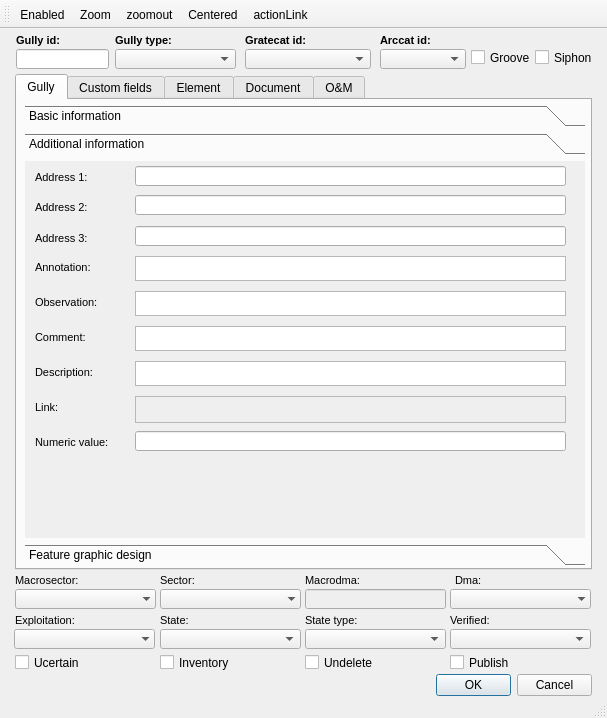
Old version of the form ui/ud_man_gully.ui in the repository Giswater/giswater_qgis_plugin.
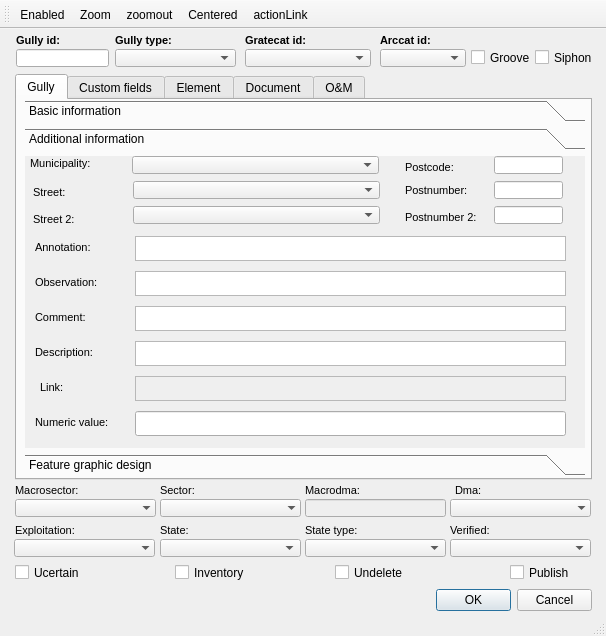
New version of the form. The open tabs and pages were chosen to show the change. Icons and pictures are not drawn. Custom widgets are drawn as their Qt base class.

What changed in the file:
```diff
--- a/ui/ud_man_gully.ui
+++ b/ui/ud_man_gully.ui
@@ -6,8 +6,8 @@
    <rect>
     <x>0</x>
     <y>0</y>
-    <width>607</width>
-    <height>718</height>
+    <width>606</width>
+    <height>636</height>
    </rect>
   </property>
   <property name="windowTitle">
@@ -109,7 +109,7 @@
       <x>16</x>
       <y>20</y>
       <width>93</width>
-      <height>20</height>
+      <height>18</height>
      </rect>
     </property>
     <property name="text">
@@ -122,7 +122,7 @@
       <x>380</x>
       <y>20</y>
       <width>86</width>
-      <height>20</height>
+      <height>18</height>
      </rect>
     </property>
    </widget>
@@ -132,7 +132,7 @@
       <x>15</x>
       <y>45</y>
       <width>577</width>
-      <height>496</height>
+      <height>406</height>
      </rect>
     </property>
     <property name="currentIndex">
@@ -146,9 +146,9 @@
       <property name="geometry">
        <rect>
         <x>8</x>
-        <y>5</y>
+        <y>0</y>
         <width>560</width>
-        <height>461</height>
+        <height>376</height>
        </rect>
       </property>
       <property name="currentIndex">
@@ -672,97 +672,6 @@
          <number>3</number>
         </property>
        </widget>
-       <widget class="QLineEdit" name="postnumber">
-        <property name="geometry">
-         <rect>
-          <x>380</x>
-          <y>360</y>
-          <width>160</width>
-          <height>20</height>
-         </rect>
-        </property>
-        <property name="inputMask">
-         <string/>
-        </property>
-        <property name="text">
-         <string/>
-        </property>
-        <property name="frame">
-         <bool>true</bool>
-        </property>
-       </widget>
-       <widget class="QLabel" name="label_streetaxis_id">
-        <property name="geometry">
-         <rect>
-          <x>280</x>
-          <y>330</y>
-          <width>90</width>
-          <height>22</height>
-         </rect>
-        </property>
-        <property name="font">
-         <font>
-          <pointsize>8</pointsize>
-         </font>
-        </property>
-        <property name="frameShape">
-         <enum>QFrame::NoFrame</enum>
-        </property>
-        <property name="frameShadow">
-         <enum>QFrame::Plain</enum>
-        </property>
-        <property name="text">
-         <string>Street:</string>
-        </property>
-        <property name="textFormat">
-         <enum>Qt::AutoText</enum>
-        </property>
-        <property name="scaledContents">
-         <bool>false</bool>
-        </property>
-        <property name="alignment">
-         <set>Qt::AlignLeading|Qt::AlignLeft|Qt::AlignVCenter</set>
-        </property>
-        <property name="margin">
-         <number>3</number>
-        </property>
-       </widget>
-       <widget class="QLabel" name="label_postnumber">
-        <property name="geometry">
-         <rect>
-          <x>280</x>
-          <y>360</y>
-          <width>131</width>
-          <height>22</height>
-         </rect>
-        </property>
-        <property name="font">
-         <font>
-          <pointsize>8</pointsize>
-         </font>
-        </property>
-        <property name="frameShape">
-         <enum>QFrame::NoFrame</enum>
-        </property>
-        <property name="frameShadow">
-         <enum>QFrame::Plain</enum>
-        </property>
-        <property name="text">
-         <string>Postnumber:</string>
-        </property>
-        <property name="textFormat">
-         <enum>Qt::AutoText</enum>
-        </property>
-        <property name="scaledContents">
-         <bool>false</bool>
-        </property>
-        <property name="alignment">
-         <set>Qt::AlignLeading|Qt::AlignLeft|Qt::AlignVCenter</set>
-        </property>
-        <property name="margin">
-         <number>3</number>
-        </property>
-       </widget>
        <widget class="QLabel" name="label_connec_depth">
         <property name="geometry">
          <rect>
@@ -1345,63 +1254,7 @@
           <x>110</x>
           <y>328</y>
           <width>160</width>
-          <height>20</height>
-         </rect>
-        </property>
-       </widget>
-       <widget class="QLabel" name="label_streetaxis_id_2">
-        <property name="geometry">
-         <rect>
-          <x>280</x>
-          <y>300</y>
-          <width>90</width>
-          <height>22</height>
-         </rect>
-        </property>
-        <property name="font">
-         <font>
-          <pointsize>8</pointsize>
-         </font>
-        </property>
-        <property name="frameShape">
-         <enum>QFrame::NoFrame</enum>
-        </property>
-        <property name="frameShadow">
-         <enum>QFrame::Plain</enum>
-        </property>
-        <property name="text">
-         <string>Municipality:</string>
-        </property>
-        <property name="textFormat">
-         <enum>Qt::AutoText</enum>
-        </property>
-        <property name="scaledContents">
-         <bool>false</bool>
-        </property>
-        <property name="alignment">
-         <set>Qt::AlignLeading|Qt::AlignLeft|Qt::AlignVCenter</set>
-        </property>
-        <property name="margin">
-         <number>3</number>
-        </property>
-       </widget>
-       <widget class="QComboBox" name="muni_id">
-        <property name="geometry">
-         <rect>
-          <x>380</x>
-          <y>300</y>
-          <width>160</width>
-          <height>20</height>
-         </rect>
-        </property>
-       </widget>
-       <widget class="QComboBox" name="streetaxis_id">
-        <property name="geometry">
-         <rect>
-          <x>380</x>
-          <y>330</y>
-          <width>160</width>
-          <height>20</height>
+          <height>18</height>
          </rect>
         </property>
        </widget>
@@ -1411,54 +1264,18 @@
         <rect>
          <x>0</x>
          <y>0</y>
-         <width>98</width>
-         <height>28</height>
+         <width>560</width>
+         <height>295</height>
         </rect>
        </property>
        <attribute name="label">
         <string>Additional information</string>
        </attribute>
-       <widget class="QLabel" name="label_address_02">
-        <property name="geometry">
-         <rect>
-          <x>10</x>
-          <y>35</y>
-          <width>90</width>
-          <height>22</height>
-         </rect>
-        </property>
-        <property name="font">
-         <font>
-          <pointsize>8</pointsize>
-         </font>
-        </property>
-        <property name="frameShape">
-         <enum>QFrame::NoFrame</enum>
-        </property>
-        <property name="frameShadow">
-         <enum>QFrame::Plain</enum>
-        </property>
-        <property name="text">
-         <string>Address 2:</string>
-        </property>
-        <property name="textFormat">
-         <enum>Qt::AutoText</enum>
-        </property>
-        <property name="scaledContents">
-         <bool>false</bool>
-        </property>
-        <property name="alignment">
-         <set>Qt::AlignLeading|Qt::AlignLeft|Qt::AlignVCenter</set>
-        </property>
-        <property name="margin">
-         <number>3</number>
-        </property>
-       </widget>
        <widget class="QLabel" name="label_observ">
         <property name="geometry">
          <rect>
           <x>10</x>
-          <y>130</y>
+          <y>115</y>
           <width>90</width>
           <height>22</height>
          </rect>
@@ -1490,57 +1307,11 @@
          <number>3</number>
         </property>
        </widget>
-       <widget class="QLineEdit" name="address_02">
-        <property name="geometry">
-         <rect>
-          <x>110</x>
-          <y>34</y>
-          <width>431</width>
-          <height>20</height>
-         </rect>
-        </property>
-       </widget>
-       <widget class="QLabel" name="label_address_01">
-        <property name="geometry">
-         <rect>
-          <x>10</x>
-          <y>5</y>
-          <width>90</width>
-          <height>22</height>
-         </rect>
-        </property>
-        <property name="font">
-         <font>
-          <pointsize>8</pointsize>
-         </font>
-        </property>
-        <property name="frameShape">
-         <enum>QFrame::NoFrame</enum>
-        </property>
-        <property name="frameShadow">
-         <enum>QFrame::Plain</enum>
-        </property>
-        <property name="text">
-         <string>Address 1:</string>
-        </property>
-        <property name="textFormat">
-         <enum>Qt::AutoText</enum>
-        </property>
-        <property name="scaledContents">
-         <bool>false</bool>
-        </property>
-        <property name="alignment">
-         <set>Qt::AlignLeading|Qt::AlignLeft|Qt::AlignVCenter</set>
-        </property>
-        <property name="margin">
-         <number>3</number>
-        </property>
-       </widget>
        <widget class="QLabel" name="label_link">
         <property name="geometry">
          <rect>
-          <x>10</x>
-          <y>235</y>
+          <x>15</x>
+          <y>220</y>
           <width>90</width>
           <height>22</height>
          </rect>
@@ -1576,7 +1347,7 @@
         <property name="geometry">
          <rect>
           <x>10</x>
-          <y>95</y>
+          <y>80</y>
           <width>90</width>
           <height>22</height>
          </rect>
@@ -1612,7 +1383,7 @@
         <property name="geometry">
          <rect>
           <x>110</x>
-          <y>165</y>
+          <y>150</y>
           <width>431</width>
           <height>25</height>
          </rect>
@@ -1628,30 +1399,17 @@
         <property name="geometry">
          <rect>
           <x>110</x>
-          <y>200</y>
+          <y>185</y>
           <width>431</width>
           <height>25</height>
          </rect>
         </property>
        </widget>
-       <widget class="QLineEdit" name="address_01">
-        <property name="geometry">
-         <rect>
-          <x>110</x>
-          <y>5</y>
-          <width>431</width>
-          <height>20</height>
-         </rect>
-        </property>
-        <property name="echoMode">
-         <enum>QLineEdit::Normal</enum>
-        </property>
-       </widget>
        <widget class="QTextEdit" name="observ">
         <property name="geometry">
          <rect>
           <x>110</x>
-          <y>130</y>
+          <y>115</y>
           <width>431</width>
           <height>25</height>
          </rect>
@@ -1661,7 +1419,7 @@
         <property name="geometry">
          <rect>
           <x>10</x>
-          <y>200</y>
+          <y>185</y>
           <width>91</width>
           <height>22</height>
          </rect>
@@ -1697,7 +1455,7 @@
         <property name="geometry">
          <rect>
           <x>10</x>
-          <y>165</y>
+          <y>150</y>
           <width>90</width>
           <height>22</height>
          </rect>
@@ -1736,9 +1494,9 @@
         <property name="geometry">
          <rect>
           <x>110</x>
-          <y>235</y>
+          <y>220</y>
           <width>431</width>
-          <height>27</height>
+          <height>25</height>
          </rect>
         </property>
        </widget>
@@ -1746,7 +1504,7 @@
         <property name="geometry">
          <rect>
           <x>110</x>
-          <y>95</y>
+          <y>80</y>
           <width>431</width>
           <height>25</height>
          </rect>
@@ -1758,57 +1516,11 @@
          <enum>QFrame::Raised</enum>
         </property>
        </widget>
-       <widget class="QLabel" name="label_address_03">
-        <property name="geometry">
-         <rect>
-          <x>10</x>
-          <y>66</y>
-          <width>90</width>
-          <height>22</height>
-         </rect>
-        </property>
-        <property name="font">
-         <font>
-          <pointsize>8</pointsize>
-         </font>
-        </property>
-        <property name="frameShape">
-         <enum>QFrame::NoFrame</enum>
-        </property>
-        <property name="frameShadow">
-         <enum>QFrame::Plain</enum>
-        </property>
-        <property name="text">
-         <string>Address 3:</string>
-        </property>
-        <property name="textFormat">
-         <enum>Qt::AutoText</enum>
-        </property>
-        <property name="scaledContents">
-         <bool>false</bool>
-        </property>
-        <property name="alignment">
-         <set>Qt::AlignLeading|Qt::AlignLeft|Qt::AlignVCenter</set>
-        </property>
-        <property name="margin">
-         <number>3</number>
-        </property>
-       </widget>
-       <widget class="QLineEdit" name="address_03">
-        <property name="geometry">
-         <rect>
-          <x>110</x>
-          <y>65</y>
-          <width>431</width>
-          <height>20</height>
-         </rect>
-        </property>
-       </widget>
        <widget class="QLabel" name="label_num_value">
         <property name="geometry">
          <rect>
           <x>10</x>
-          <y>270</y>
+          <y>255</y>
           <width>90</width>
           <height>22</height>
          </rect>
@@ -1844,15 +1556,348 @@
         <property name="geometry">
          <rect>
           <x>110</x>
-          <y>270</y>
+          <y>255</y>
           <width>431</width>
-          <height>20</height>
+          <height>25</height>
          </rect>
         </property>
         <property name="echoMode">
          <enum>QLineEdit::Normal</enum>
         </property>
        </widget>
+       <widget class="QLabel" name="label_muni_id">
+        <property name="geometry">
+         <rect>
+          <x>5</x>
+          <y>-4</y>
+          <width>90</width>
+          <height>22</height>
+         </rect>
+        </property>
+        <property name="font">
+         <font>
+          <pointsize>8</pointsize>
+         </font>
+        </property>
+        <property name="frameShape">
+         <enum>QFrame::NoFrame</enum>
+        </property>
+        <property name="frameShadow">
+         <enum>QFrame::Plain</enum>
+        </property>
+        <property name="text">
+         <string>Municipality:</string>
+        </property>
+        <property name="textFormat">
+         <enum>Qt::AutoText</enum>
+        </property>
+        <property name="scaledContents">
+         <bool>false</bool>
+        </property>
+        <property name="alignment">
+         <set>Qt::AlignLeading|Qt::AlignLeft|Qt::AlignVCenter</set>
+        </property>
+        <property name="margin">
+         <number>3</number>
+        </property>
+       </widget>
+       <widget class="QComboBox" name="muni_id">
+        <property name="geometry">
+         <rect>
+          <x>107</x>
+          <y>0</y>
+          <width>247</width>
+          <height>18</height>
+         </rect>
+        </property>
+        <property name="font">
+         <font>
+          <pointsize>8</pointsize>
+         </font>
+        </property>
+       </widget>
+       <widget class="QComboBox" name="streetaxis_id">
+        <property name="geometry">
+         <rect>
+          <x>108</x>
+          <y>25</y>
+          <width>247</width>
+          <height>18</height>
+         </rect>
+        </property>
+        <property name="font">
+         <font>
+          <pointsize>8</pointsize>
+         </font>
+        </property>
+       </widget>
+       <widget class="QComboBox" name="streetaxis2_id">
+        <property name="geometry">
+         <rect>
+          <x>108</x>
+          <y>50</y>
+          <width>247</width>
+          <height>18</height>
+         </rect>
+        </property>
+        <property name="font">
+         <font>
+          <pointsize>8</pointsize>
+         </font>
+        </property>
+       </widget>
+       <widget class="QLabel" name="label_postnumber">
+        <property name="geometry">
+         <rect>
+          <x>380</x>
+          <y>23</y>
+          <width>83</width>
+          <height>22</height>
+         </rect>
+        </property>
+        <property name="font">
+         <font>
+          <pointsize>8</pointsize>
+         </font>
+        </property>
+        <property name="frameShape">
+         <enum>QFrame::NoFrame</enum>
+        </property>
+        <property name="frameShadow">
+         <enum>QFrame::Plain</enum>
+        </property>
+        <property name="text">
+         <string>Postnumber:</string>
+        </property>
+        <property name="textFormat">
+         <enum>Qt::AutoText</enum>
+        </property>
+        <property name="scaledContents">
+         <bool>false</bool>
+        </property>
+        <property name="alignment">
+         <set>Qt::AlignLeading|Qt::AlignLeft|Qt::AlignVCenter</set>
+        </property>
+        <property name="margin">
+         <number>3</number>
+        </property>
+       </widget>
+       <widget class="QLabel" name="label_streetaxis2_id">
+        <property name="geometry">
+         <rect>
+          <x>8</x>
+          <y>52</y>
+          <width>83</width>
+          <height>22</height>
+         </rect>
+        </property>
+        <property name="font">
+         <font>
+          <pointsize>8</pointsize>
+         </font>
+        </property>
+        <property name="frameShape">
+         <enum>QFrame::NoFrame</enum>
+        </property>
+        <property name="frameShadow">
+         <enum>QFrame::Plain</enum>
+        </property>
+        <property name="text">
+         <string>Street 2:</string>
+        </property>
+        <property name="textFormat">
+         <enum>Qt::AutoText</enum>
+        </property>
+        <property name="scaledContents">
+         <bool>false</bool>
+        </property>
+        <property name="alignment">
+         <set>Qt::AlignLeading|Qt::AlignLeft|Qt::AlignVCenter</set>
+        </property>
+        <property name="margin">
+         <number>3</number>
+        </property>
+       </widget>
+       <widget class="QLabel" name="label_postcode">
+        <property name="geometry">
+         <rect>
+          <x>380</x>
+          <y>0</y>
+          <width>83</width>
+          <height>22</height>
+         </rect>
+        </property>
+        <property name="font">
+         <font>
+          <pointsize>8</pointsize>
+         </font>
+        </property>
+        <property name="frameShape">
+         <enum>QFrame::NoFrame</enum>
+        </property>
+        <property name="frameShadow">
+         <enum>QFrame::Plain</enum>
+        </property>
+        <property name="text">
+         <string>Postcode:</string>
+        </property>
+        <property name="textFormat">
+         <enum>Qt::AutoText</enum>
+        </property>
+        <property name="scaledContents">
+         <bool>false</bool>
+        </property>
+        <property name="alignment">
+         <set>Qt::AlignLeading|Qt::AlignLeft|Qt::AlignVCenter</set>
+        </property>
+        <property name="margin">
+         <number>3</number>
+        </property>
+       </widget>
+       <widget class="QLabel" name="label_streetaxis_id">
+        <property name="geometry">
+         <rect>
+          <x>8</x>
+          <y>25</y>
+          <width>99</width>
+          <height>22</height>
+         </rect>
+        </property>
+        <property name="font">
+         <font>
+          <pointsize>8</pointsize>
+         </font>
+        </property>
+        <property name="frameShape">
+         <enum>QFrame::NoFrame</enum>
+        </property>
+        <property name="frameShadow">
+         <enum>QFrame::Plain</enum>
+        </property>
+        <property name="text">
+         <string>Street:</string>
+        </property>
+        <property name="textFormat">
+         <enum>Qt::AutoText</enum>
+        </property>
+        <property name="scaledContents">
+         <bool>false</bool>
+        </property>
+        <property name="alignment">
+         <set>Qt::AlignLeading|Qt::AlignLeft|Qt::AlignVCenter</set>
+        </property>
+        <property name="margin">
+         <number>3</number>
+        </property>
+       </widget>
+       <widget class="QLineEdit" name="postnumber">
+        <property name="geometry">
+         <rect>
+          <x>469</x>
+          <y>25</y>
+          <width>69</width>
+          <height>18</height>
+         </rect>
+        </property>
+        <property name="font">
+         <font>
+          <pointsize>8</pointsize>
+         </font>
+        </property>
+        <property name="inputMask">
+         <string/>
+        </property>
+        <property name="text">
+         <string/>
+        </property>
+        <property name="frame">
+         <bool>true</bool>
+        </property>
+       </widget>
+       <widget class="QLineEdit" name="postnumber2">
+        <property name="geometry">
+         <rect>
+          <x>469</x>
+          <y>50</y>
+          <width>69</width>
+          <height>18</height>
+         </rect>
+        </property>
+        <property name="font">
+         <font>
+          <pointsize>8</pointsize>
+         </font>
+        </property>
+        <property name="inputMask">
+         <string/>
+        </property>
+        <property name="text">
+         <string/>
+        </property>
+        <property name="frame">
+         <bool>true</bool>
+        </property>
+       </widget>
+       <widget class="QLineEdit" name="postcode">
+        <property name="geometry">
+         <rect>
+          <x>469</x>
+          <y>0</y>
+          <width>69</width>
+          <height>18</height>
+         </rect>
+        </property>
+        <property name="font">
+         <font>
+          <pointsize>8</pointsize>
+         </font>
+        </property>
+        <property name="inputMask">
+         <string/>
+        </property>
+        <property name="text">
+         <string/>
+        </property>
+        <property name="frame">
+         <bool>true</bool>
+        </property>
+       </widget>
+       <widget class="QLabel" name="label_postnumber2">
+        <property name="geometry">
+         <rect>
+          <x>380</x>
+          <y>50</y>
+          <width>85</width>
+          <height>22</height>
+         </rect>
+        </property>
+        <property name="font">
+         <font>
+          <pointsize>8</pointsize>
+         </font>
+        </property>
+        <property name="frameShape">
+         <enum>QFrame::NoFrame</enum>
+        </property>
+        <property name="frameShadow">
+         <enum>QFrame::Plain</enum>
+        </property>
+        <property name="text">
+         <string>Postnumber 2:</string>
+        </property>
+        <property name="textFormat">
+         <enum>Qt::AutoText</enum>
+        </property>
+        <property name="scaledContents">
+         <bool>false</bool>
+        </property>
+        <property name="alignment">
+         <set>Qt::AlignLeading|Qt::AlignLeft|Qt::AlignVCenter</set>
+        </property>
+        <property name="margin">
+         <number>3</number>
+        </property>
+       </widget>
       </widget>
       <widget class="QWidget" name="page_19">
        <property name="geometry">
@@ -2853,7 +2898,7 @@
       <x>245</x>
       <y>20</y>
       <width>126</width>
-      <height>20</height>
+      <height>18</height>
      </rect>
     </property>
    </widget>
@@ -2861,7 +2906,7 @@
     <property name="geometry">
      <rect>
       <x>436</x>
-      <y>645</y>
+      <y>560</y>
       <width>156</width>
       <height>23</height>
      </rect>
@@ -2873,9 +2918,9 @@
    <widget class="QCheckBox" name="undelete">
     <property name="geometry">
      <rect>
-      <x>305</x>
-      <y>625</y>
-      <width>77</width>
+      <x>335</x>
+      <y>535</y>
+      <width>81</width>
       <height>17</height>
      </rect>
     </property>
@@ -2887,9 +2932,9 @@
     <property name="geometry">
      <rect>
       <x>160</x>
-      <y>600</y>
+      <y>510</y>
       <width>141</width>
-      <height>20</height>
+      <height>18</height>
      </rect>
     </property>
    </widget>
@@ -2897,7 +2942,7 @@
     <property name="geometry">
      <rect>
       <x>15</x>
-      <y>540</y>
+      <y>450</y>
       <width>90</width>
       <height>22</height>
      </rect>
@@ -2936,7 +2981,7 @@
     <property name="geometry">
      <rect>
       <x>305</x>
-      <y>540</y>
+      <y>450</y>
       <width>90</width>
       <height>22</height>
      </rect>
@@ -2974,9 +3019,9 @@
     <property name="geometry">
      <rect>
       <x>15</x>
-      <y>560</y>
+      <y>470</y>
       <width>141</width>
-      <height>20</height>
+      <height>18</height>
      </rect>
     </property>
     <property name="autoFillBackground">
@@ -2996,9 +3041,9 @@
     <property name="geometry">
      <rect>
       <x>305</x>
-      <y>560</y>
+      <y>470</y>
       <width>141</width>
-      <height>20</height>
+      <height>18</height>
      </rect>
     </property>
     <property name="styleSheet">
@@ -3012,9 +3057,9 @@
     <property name="geometry">
      <rect>
       <x>450</x>
-      <y>560</y>
+      <y>470</y>
       <width>141</width>
-      <height>20</height>
+      <height>18</height>
      </rect>
     </property>
     <property name="autoFillBackground">
@@ -3030,8 +3075,8 @@
    <widget class="QCheckBox" name="publish">
     <property name="geometry">
      <rect>
-      <x>450</x>
-      <y>625</y>
+      <x>510</x>
+      <y>535</y>
       <width>79</width>
       <height>17</height>
      </rect>
@@ -3044,7 +3089,7 @@
     <property name="geometry">
      <rect>
       <x>305</x>
-      <y>580</y>
+      <y>490</y>
       <width>90</width>
       <height>22</height>
      </rect>
@@ -3080,7 +3125,7 @@
     <property name="geometry">
      <rect>
       <x>15</x>
-      <y>580</y>
+      <y>490</y>
       <width>90</width>
       <height>22</height>
      </rect>
@@ -3118,7 +3163,7 @@
     <property name="geometry">
      <rect>
       <x>450</x>
-      <y>580</y>
+      <y>490</y>
       <width>90</width>
       <height>22</height>
      </rect>
@@ -3154,7 +3199,7 @@
     <property name="geometry">
      <rect>
       <x>160</x>
-      <y>580</y>
+      <y>490</y>
       <width>90</width>
       <height>22</height>
      </rect>
@@ -3190,8 +3235,8 @@
     <property name="geometry">
      <rect>
       <x>15</x>
-      <y>625</y>
-      <width>79</width>
+      <y>535</y>
+      <width>91</width>
       <height>17</height>
      </rect>
     </property>
@@ -3203,18 +3248,18 @@
     <property name="geometry">
      <rect>
       <x>305</x>
-      <y>600</y>
+      <y>510</y>
       <width>141</width>
-      <height>20</height>
+      <height>18</height>
      </rect>
     </property>
    </widget>
    <widget class="QCheckBox" name="inventory">
     <property name="geometry">
      <rect>
-      <x>160</x>
-      <y>625</y>
-      <width>71</width>
+      <x>175</x>
+      <y>535</y>
+      <width>96</width>
       <height>17</height>
      </rect>
     </property>
@@ -3226,9 +3271,9 @@
     <property name="geometry">
      <rect>
       <x>160</x>
-      <y>560</y>
+      <y>470</y>
       <width>141</width>
-      <height>20</height>
+      <height>18</height>
      </rect>
     </property>
     <property name="autoFillBackground">
@@ -3245,9 +3290,9 @@
     <property name="geometry">
      <rect>
       <x>450</x>
-      <y>600</y>
+      <y>510</y>
       <width>141</width>
-      <height>20</height>
+      <height>18</height>
      </rect>
     </property>
    </widget>
@@ -3255,7 +3300,7 @@
     <property name="geometry">
      <rect>
       <x>455</x>
-      <y>540</y>
+      <y>450</y>
       <width>90</width>
       <height>22</height>
      </rect>
@@ -3294,7 +3339,7 @@
     <property name="geometry">
      <rect>
       <x>160</x>
-      <y>540</y>
+      <y>450</y>
       <width>90</width>
       <height>22</height>
      </rect>
@@ -3335,7 +3380,7 @@
       <x>115</x>
       <y>20</y>
       <width>121</width>
-      <height>20</height>
+      <height>18</height>
      </rect>
     </property>
    </widget>
@@ -3381,9 +3426,9 @@
     <property name="geometry">
      <rect>
       <x>14</x>
-      <y>600</y>
+      <y>510</y>
       <width>141</width>
-      <height>20</height>
+      <height>18</height>
      </rect>
     </property>
     <property name="autoFillBackground">
@@ -3405,7 +3450,7 @@
    <property name="iconSize">
     <size>
      <width>20</width>
-     <height>20</height>
+     <height>18</height>
     </size>
    </property>
    <attribute name="toolBarArea">
```
Left out of the diff: 471 changed lines with no effect on the pictures.
